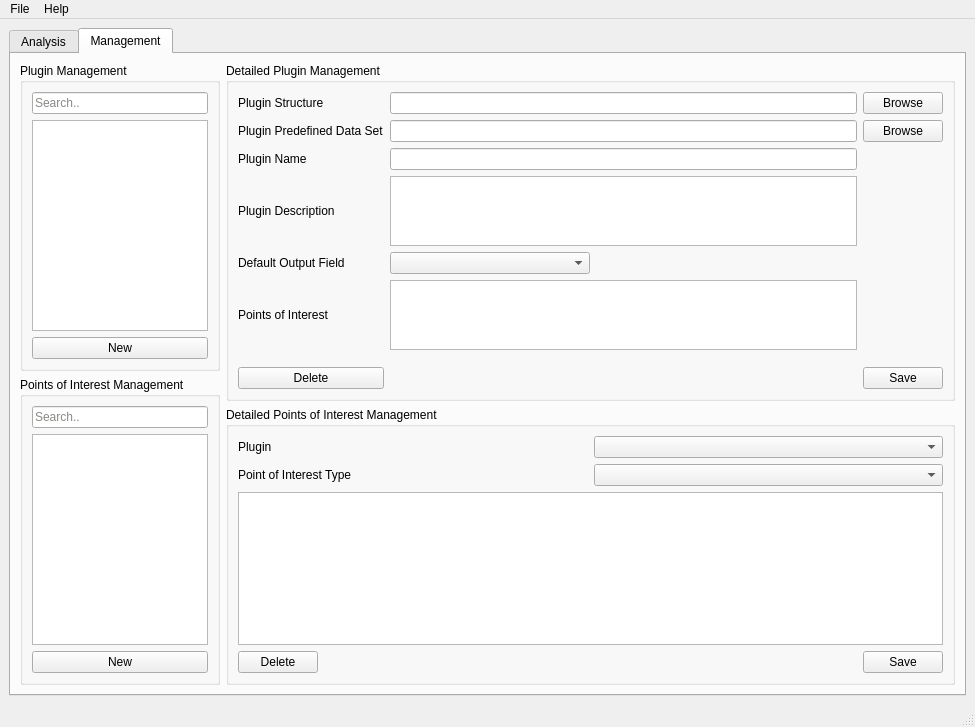
Old version of the form src/GUI/ui_files/BATT5_GUI.ui in the repository adalio0/BATT5.
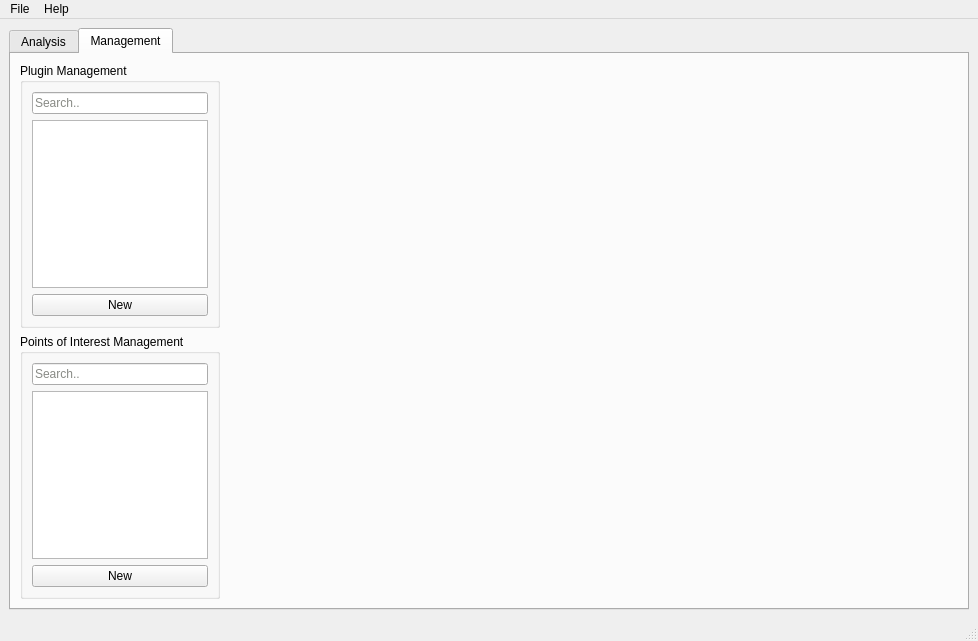
New version of the form. The open tabs and pages were chosen to show the change.

```diff
--- a/src/GUI/ui_files/BATT5_GUI.ui
+++ b/src/GUI/ui_files/BATT5_GUI.ui
@@ -6,8 +6,8 @@
    <rect>
     <x>0</x>
     <y>0</y>
-    <width>975</width>
-    <height>727</height>
+    <width>978</width>
+    <height>641</height>
    </rect>
   </property>
   <property name="windowTitle">
@@ -650,210 +650,7 @@
          </layout>
         </item>
         <item>
-         <layout class="QVBoxLayout" name="detailed_layout">
-          <item>
-           <widget class="QGroupBox" name="dpm_box">
-            <property name="title">
-             <string>Detailed Plugin Management</string>
-            </property>
-            <layout class="QVBoxLayout" name="verticalLayout_15">
-             <item>
-              <layout class="QGridLayout" name="dpm_layout">
-               <item row="1" column="0">
-                <widget class="QLabel" name="dpmPluginStructure_label">
-                 <property name="text">
-                  <string>Plugin Structure</string>
-                 </property>
-                </widget>
-               </item>
-               <item row="6" column="0">
-                <widget class="QLabel" name="dpmPoi_label">
-                 <property name="text">
-                  <string>Points of Interest</string>
-                 </property>
-                </widget>
-               </item>
-               <item row="2" column="0">
-                <widget class="QLabel" name="dpmPluginPredefined_label">
-                 <property name="text">
-                  <string>Plugin Predefined Data Set</string>
-                 </property>
-                </widget>
-               </item>
-               <item row="4" column="0">
-                <widget class="QLabel" name="dpmPluginDescription_label">
-                 <property name="text">
-                  <string>Plugin Description</string>
-                 </property>
-                </widget>
-               </item>
-               <item row="3" column="0">
-                <widget class="QLabel" name="dpmPluginName_label">
-                 <property name="text">
-                  <string>Plugin Name</string>
-                 </property>
-                </widget>
-               </item>
-               <item row="5" column="0">
-                <widget class="QLabel" name="dpmDefaultOutputField_label">
-                 <property name="text">
-                  <string>Default Output Field</string>
-                 </property>
-                </widget>
-               </item>
-               <item row="2" column="1">
-                <widget class="QLineEdit" name="dpmPluginPredefined_lineEdit"/>
-               </item>
-               <item row="8" column="0">
-                <widget class="QPushButton" name="dpmDelete_button">
-                 <property name="text">
-                  <string>Delete</string>
-                 </property>
-                </widget>
-               </item>
-               <item row="3" column="1">
-                <widget class="QLineEdit" name="dpmPluginName_lineEdit"/>
-               </item>
-               <item row="6" column="1">
-                <widget class="QTextEdit" name="dpmPoi_textEdit">
-                 <property name="maximumSize">
-                  <size>
-                   <width>16777215</width>
-                   <height>75</height>
-                  </size>
-                 </property>
-                </widget>
-               </item>
-               <item row="4" column="1">
-                <widget class="QTextEdit" name="dpmPluginDescription_textEdit">
-                 <property name="maximumSize">
-                  <size>
-                   <width>16777215</width>
-                   <height>75</height>
-                  </size>
-                 </property>
-                </widget>
-               </item>
-               <item row="1" column="1">
-                <widget class="QLineEdit" name="dpmPluginStructure_lineEdit"/>
-               </item>
-               <item row="8" column="2">
-                <widget class="QPushButton" name="dpmSave_button">
-                 <property name="text">
-                  <string>Save</string>
-                 </property>
-                </widget>
-               </item>
-               <item row="7" column="1">
-                <spacer name="dpm_verticalSpacer">
-                 <property name="orientation">
-                  <enum>Qt::Vertical</enum>
-                 </property>
-                 <property name="sizeHint" stdset="0">
-                  <size>
-                   <width>20</width>
-                   <height>40</height>
-                  </size>
-                 </property>
-                </spacer>
-               </item>
-               <item row="1" column="2">
-                <widget class="QPushButton" name="dpmPluginStructure_button">
-                 <property name="text">
-                  <string>Browse</string>
-                 </property>
-                </widget>
-               </item>
-               <item row="2" column="2">
-                <widget class="QPushButton" name="dpmPluginPredefined_button">
-                 <property name="text">
-                  <string>Browse</string>
-                 </property>
-                </widget>
-               </item>
-               <item row="5" column="1">
-                <widget class="QComboBox" name="dpm_comboBox">
-                 <property name="maximumSize">
-                  <size>
-                   <width>200</width>
-                   <height>200</height>
-                  </size>
-                 </property>
-                </widget>
-               </item>
-              </layout>
-             </item>
-            </layout>
-           </widget>
-          </item>
-          <item>
-           <widget class="QGroupBox" name="dpoim_box">
-            <property name="title">
-             <string>Detailed Points of Interest Management</string>
-            </property>
-            <layout class="QVBoxLayout" name="verticalLayout_18">
-             <item>
-              <layout class="QGridLayout" name="dpoim_topGrid">
-               <item row="1" column="0">
-                <widget class="QLabel" name="dpoimPoiType_label">
-                 <property name="text">
-                  <string>Point of Interest Type</string>
-                 </property>
-                </widget>
-               </item>
-               <item row="1" column="1">
-                <widget class="QComboBox" name="dpoimPoiType_dropdown"/>
-               </item>
-               <item row="0" column="1">
-                <widget class="QComboBox" name="dpoimPlugin_dropdown"/>
-               </item>
-               <item row="0" column="0">
-                <widget class="QLabel" name="dpoimPlugin_label">
-                 <property name="text">
-                  <string>Plugin</string>
-                 </property>
-                </widget>
-               </item>
-              </layout>
-             </item>
-             <item>
-              <widget class="QTextEdit" name="dpoim_text"/>
-             </item>
-             <item>
-              <layout class="QGridLayout" name="dpoim_lowGrid">
-               <item row="0" column="1">
-                <spacer name="dpoim_horizontalSpacer">
-                 <property name="orientation">
-                  <enum>Qt::Horizontal</enum>
-                 </property>
-                 <property name="sizeHint" stdset="0">
-                  <size>
-                   <width>40</width>
-                   <height>20</height>
-                  </size>
-                 </property>
-                </spacer>
-               </item>
-               <item row="0" column="0">
-                <widget class="QPushButton" name="dpoimDelete_button">
-                 <property name="text">
-                  <string>Delete</string>
-                 </property>
-                </widget>
-               </item>
-               <item row="0" column="2">
-                <widget class="QPushButton" name="dpoimSave_button">
-                 <property name="text">
-                  <string>Save</string>
-                 </property>
-                </widget>
-               </item>
-              </layout>
-             </item>
-            </layout>
-           </widget>
-          </item>
-         </layout>
+         <layout class="QVBoxLayout" name="detailed_layout"/>
         </item>
        </layout>
       </widget>
@@ -866,7 +663,7 @@
     <rect>
      <x>0</x>
      <y>0</y>
-     <width>975</width>
+     <width>978</width>
      <height>26</height>
     </rect>
    </property>
```
Left out of the diff: 17 changed lines with no effect on the pictures.
